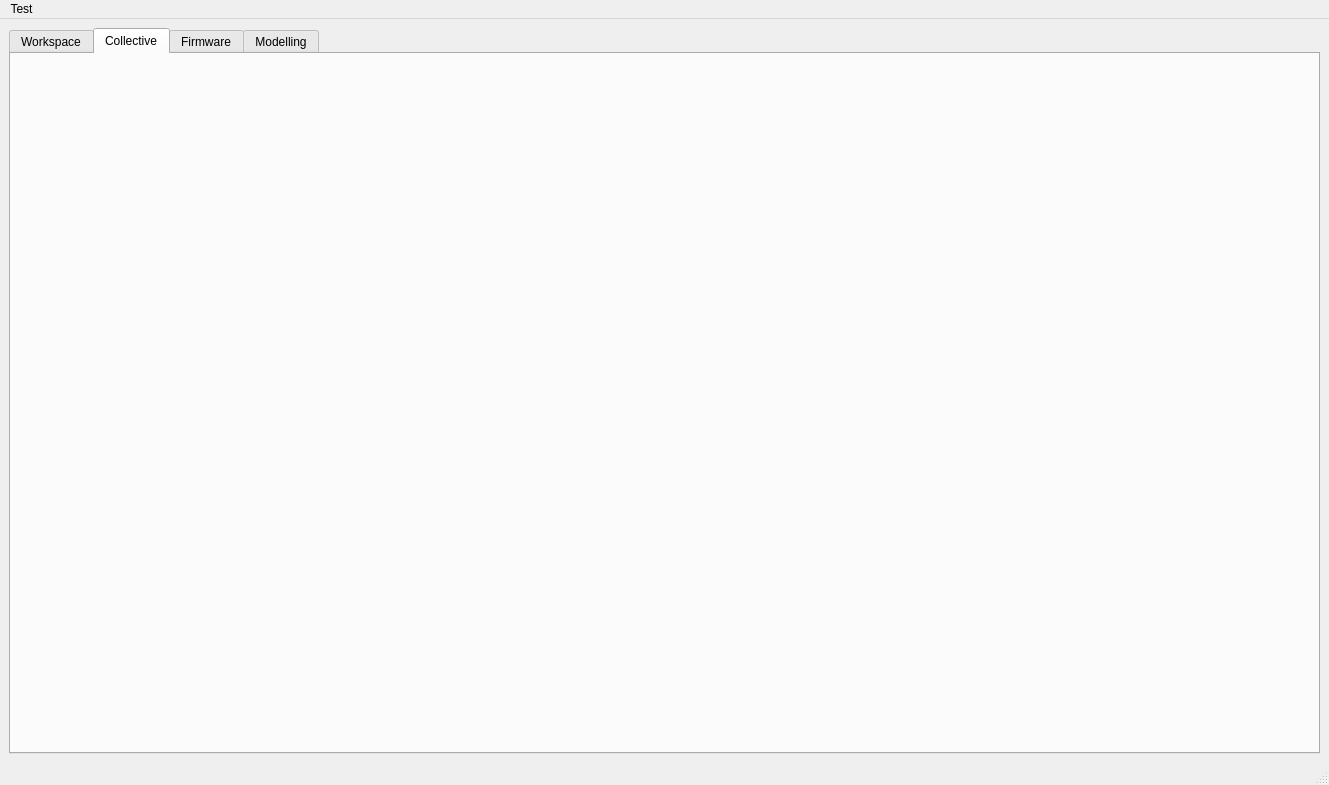
First picture: the form in sdk/gui.ui, repository willz1200/Hexa-Driver, before the edit.
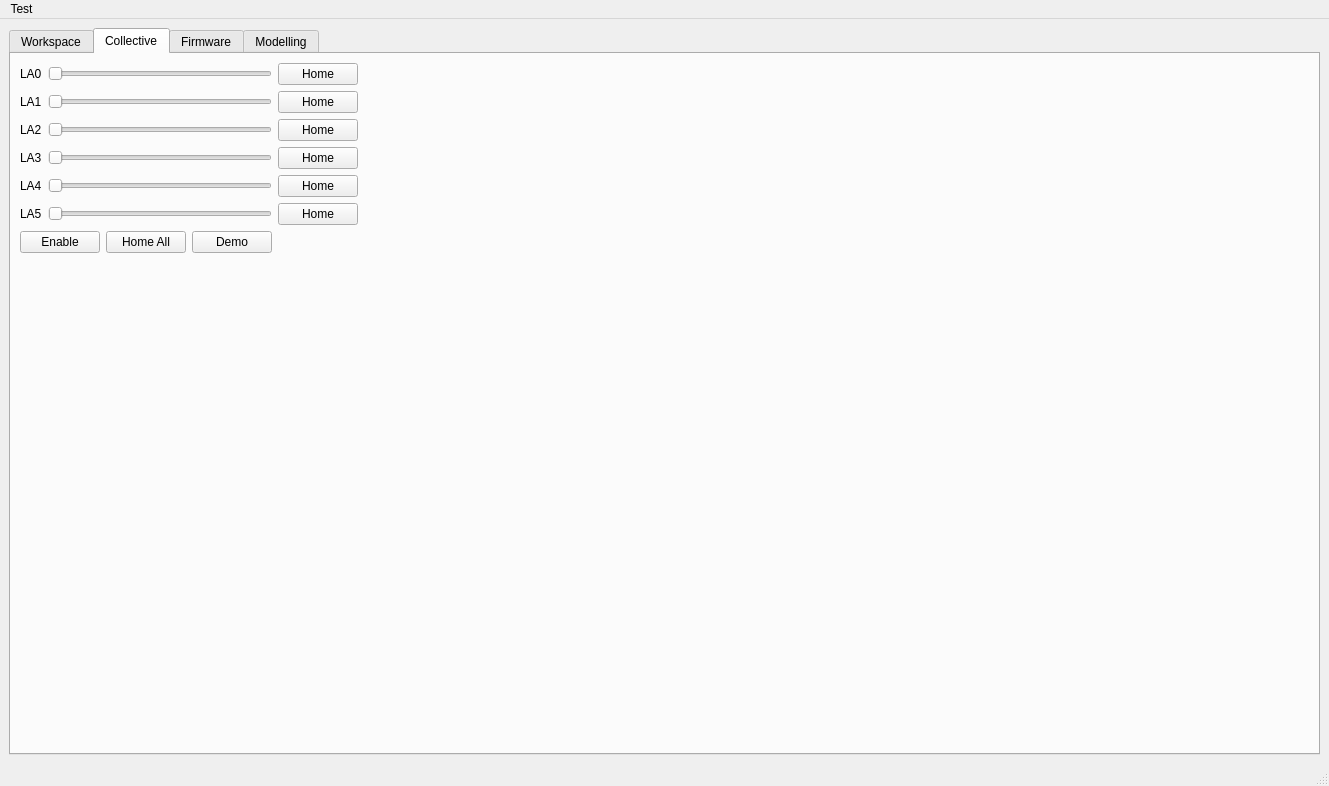
Second picture: the form after the edit. The open tabs and pages were chosen to show the change. Custom widgets are drawn as their Qt base class.

Commit message: Added gui stuff to the collective and modelling tabs

```diff
--- a/sdk/gui.ui
+++ b/sdk/gui.ui
@@ -7,7 +7,7 @@
     <x>0</x>
     <y>0</y>
     <width>1329</width>
-    <height>785</height>
+    <height>786</height>
    </rect>
   </property>
   <property name="windowTitle">
@@ -182,6 +182,189 @@
        <attribute name="title">
         <string>Collective</string>
        </attribute>
+       <layout class="QGridLayout" name="gridLayout_6">
+        <item row="0" column="0">
+         <layout class="QGridLayout" name="grid_collective">
+          <item row="0" column="3">
+           <spacer name="horizontalSpacer_3">
+            <property name="orientation">
+             <enum>Qt::Horizontal</enum>
+            </property>
+            <property name="sizeHint" stdset="0">
+             <size>
+              <width>10000</width>
+              <height>20</height>
+             </size>
+            </property>
+           </spacer>
+          </item>
+          <item row="3" column="0">
+           <widget class="QLabel" name="lblSlide_LA3">
+            <property name="text">
+             <string>LA3</string>
+            </property>
+           </widget>
+          </item>
+          <item row="2" column="2">
+           <widget class="QPushButton" name="btnHome_LA2">
+            <property name="text">
+             <string>Home</string>
+            </property>
+           </widget>
+          </item>
+          <item row="1" column="0">
+           <widget class="QLabel" name="lblSlide_LA1">
+            <property name="text">
+             <string>LA1</string>
+            </property>
+           </widget>
+          </item>
+          <item row="2" column="0">
+           <widget class="QLabel" name="lblSlide_LA2">
+            <property name="text">
+             <string>LA2</string>
+            </property>
+           </widget>
+          </item>
+          <item row="4" column="0">
+           <widget class="QLabel" name="lblSlide_LA4">
+            <property name="text">
+             <string>LA4</string>
+            </property>
+           </widget>
+          </item>
+          <item row="5" column="2">
+           <widget class="QPushButton" name="btnHome_LA5">
+            <property name="text">
+             <string>Home</string>
+            </property>
+           </widget>
+          </item>
+          <item row="5" column="1">
+           <widget class="QSlider" name="horizontalSlider_LA5">
+            <property name="orientation">
+             <enum>Qt::Horizontal</enum>
+            </property>
+           </widget>
+          </item>
+          <item row="5" column="0">
+           <widget class="QLabel" name="lblSlide_LA5">
+            <property name="text">
+             <string>LA5</string>
+            </property>
+           </widget>
+          </item>
+          <item row="3" column="2">
+           <widget class="QPushButton" name="btnHome_LA3">
+            <property name="text">
+             <string>Home</string>
+            </property>
+           </widget>
+          </item>
+          <item row="3" column="1">
+           <widget class="QSlider" name="horizontalSlider_LA3">
+            <property name="orientation">
+             <enum>Qt::Horizontal</enum>
+            </property>
+           </widget>
+          </item>
+          <item row="4" column="2">
+           <widget class="QPushButton" name="btnHome_LA4">
+            <property name="text">
+             <string>Home</string>
+            </property>
+           </widget>
+          </item>
+          <item row="4" column="1">
+           <widget class="QSlider" name="horizontalSlider_LA4">
+            <property name="orientation">
+             <enum>Qt::Horizontal</enum>
+            </property>
+           </widget>
+          </item>
+          <item row="2" column="1">
+           <widget class="QSlider" name="horizontalSlider_LA2">
+            <property name="orientation">
+             <enum>Qt::Horizontal</enum>
+            </property>
+           </widget>
+          </item>
+          <item row="0" column="0">
+           <widget class="QLabel" name="lblSlide_LA0">
+            <property name="text">
+             <string>LA0</string>
+            </property>
+           </widget>
+          </item>
+          <item row="1" column="1">
+           <widget class="QSlider" name="horizontalSlider_LA1">
+            <property name="orientation">
+             <enum>Qt::Horizontal</enum>
+            </property>
+           </widget>
+          </item>
+          <item row="0" column="1">
+           <widget class="QSlider" name="horizontalSlider_LA0">
+            <property name="orientation">
+             <enum>Qt::Horizontal</enum>
+            </property>
+           </widget>
+          </item>
+          <item row="6" column="0" colspan="2">
+           <layout class="QHBoxLayout" name="horizontalLayout_5">
+            <item>
+             <widget class="QPushButton" name="btnCollectiveEnable">
+              <property name="text">
+               <string>Enable</string>
+              </property>
+             </widget>
+            </item>
+            <item>
+             <widget class="QPushButton" name="btnHomeAll">
+              <property name="text">
+               <string>Home All</string>
+              </property>
+             </widget>
+            </item>
+            <item>
+             <widget class="QPushButton" name="btnCollectiveDemo">
+              <property name="text">
+               <string>Demo</string>
+              </property>
+             </widget>
+            </item>
+           </layout>
+          </item>
+          <item row="0" column="2">
+           <widget class="QPushButton" name="btnHome_LA0">
+            <property name="text">
+             <string>Home</string>
+            </property>
+           </widget>
+          </item>
+          <item row="1" column="2">
+           <widget class="QPushButton" name="btnHome_LA1">
+            <property name="text">
+             <string>Home</string>
+            </property>
+           </widget>
+          </item>
+          <item row="7" column="0">
+           <spacer name="verticalSpacer">
+            <property name="orientation">
+             <enum>Qt::Vertical</enum>
+            </property>
+            <property name="sizeHint" stdset="0">
+             <size>
+              <width>10</width>
+              <height>10000</height>
+             </size>
+            </property>
+           </spacer>
+          </item>
+         </layout>
+        </item>
+       </layout>
       </widget>
       <widget class="QWidget" name="tab_firmware">
        <attribute name="title">
```
Left out of the diff: 100 changed lines with no effect on the pictures.
